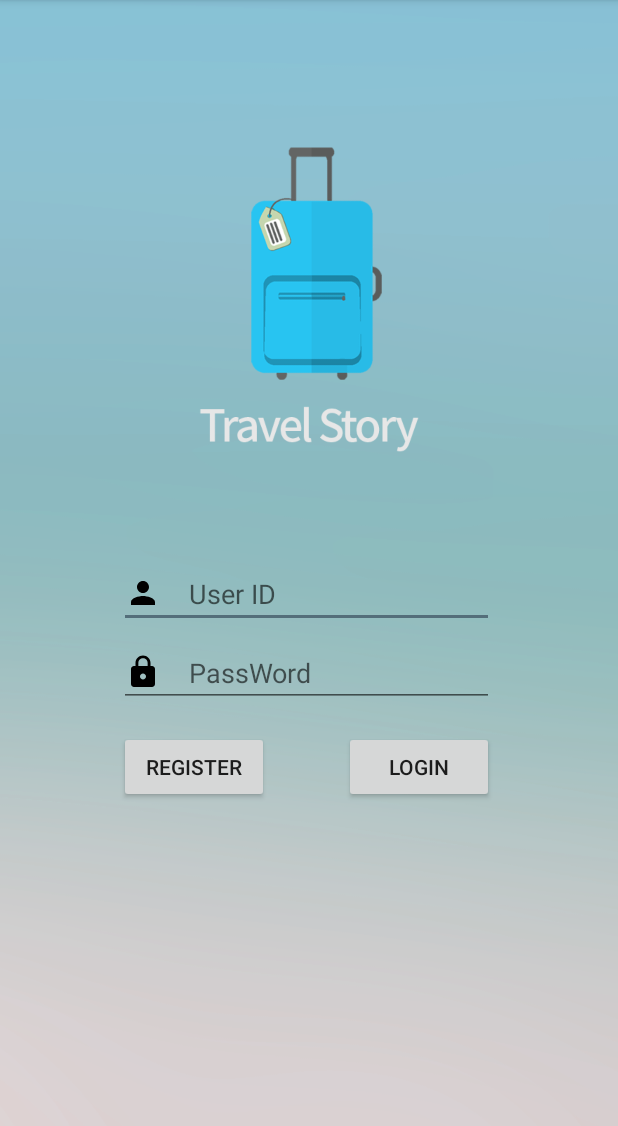
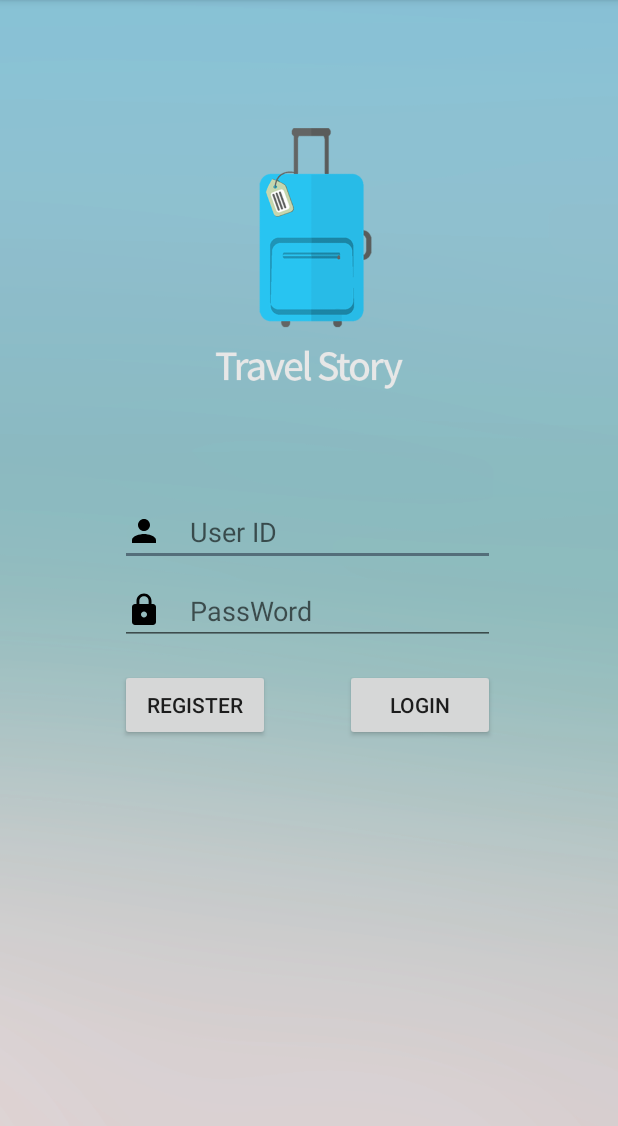
Before and after one commit to Sophia2730/TravelStory, an Android app: the screen it shows after launch (LoginActivity), on a phone screen of 412 x 824 dp, the part 84-1210 px from its top. Run offline under Robolectric (Android 15) with nearby library versions, the phone set to English and light mode, and no system bars.

Commit message:
Calendar 오류 2차 수정 // 로그인 + 여행추가화면까지 구성

```diff
--- a/app/src/main/res/layout/activity_login.xml
+++ b/app/src/main/res/layout/activity_login.xml
@@ -11,7 +11,7 @@
     <ImageView
         android:id="@+id/imageView"
         android:layout_width="350dp"
-        android:layout_height="350dp"
+        android:layout_height="300dp"
         android:layout_marginEnd="8dp"
         android:layout_marginLeft="8dp"
         android:layout_marginRight="8dp"
@@ -27,19 +27,17 @@
         android:id="@+id/edt_id"
         android:layout_width="250dp"
         android:layout_height="wrap_content"
-        android:layout_marginEnd="50dp"
-        android:layout_marginLeft="8dp"
-        android:layout_marginRight="50dp"
-        android:layout_marginTop="15dp"
         android:drawableLeft="@drawable/ic_person_black_24dp"
         android:drawableStart="@drawable/ic_person_black_24dp"
         android:ems="10"
         android:hint="    User ID"
         android:inputType="textEmailAddress"
-        app:layout_constraintHorizontal_bias="0.546"
+        app:layout_constraintRight_toRightOf="@+id/imageView"
+        app:layout_constraintTop_toBottomOf="@+id/imageView"
+        android:layout_marginLeft="8dp"
         app:layout_constraintLeft_toLeftOf="@+id/imageView"
-        app:layout_constraintRight_toRightOf="parent"
-        app:layout_constraintTop_toBottomOf="@+id/imageView" />
+        android:layout_marginTop="24dp"
+        app:layout_constraintHorizontal_bias="0.445" />
 
 
     <EditText
@@ -47,18 +45,18 @@
         android:layout_width="250dp"
         android:layout_height="wrap_content"
         android:layout_marginEnd="50dp"
-        android:layout_marginLeft="8dp"
-        android:layout_marginRight="50dp"
         android:layout_marginTop="7dp"
         android:drawableLeft="@drawable/ic_lock_black_24dp"
         android:drawableStart="@drawable/ic_lock_black_24dp"
         android:ems="10"
         android:hint="    PassWord"
         android:inputType="textPassword"
-        app:layout_constraintHorizontal_bias="0.546"
-        app:layout_constraintLeft_toLeftOf="@+id/imageView"
-        app:layout_constraintRight_toRightOf="parent"
-        app:layout_constraintTop_toBottomOf="@+id/edt_id" />
+        app:layout_constraintTop_toBottomOf="@+id/edt_id"
+        android:layout_marginRight="8dp"
+        app:layout_constraintRight_toRightOf="@+id/imageView"
+        android:layout_marginLeft="0dp"
+        app:layout_constraintLeft_toLeftOf="@+id/edt_id"
+        app:layout_constraintHorizontal_bias="0.0" />
 
     <Button
         android:id="@+id/btn_register"
```
Also changed, not shown: app/src/main/java/com/example/sophia/travelstory/Login/LoginActivity.java (+5 -6 lines), app/src/main/java/com/example/sophia/travelstory/MainTravelAdd.java (+18 -6 lines).
